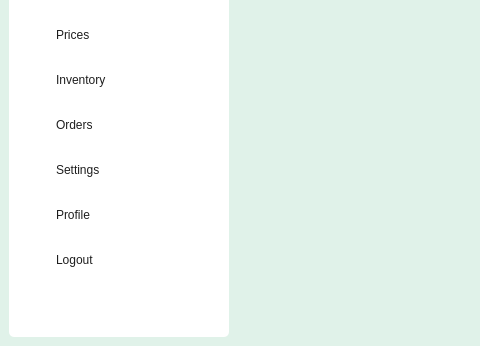
This is app/src/ui/employee/employee_main_window.ui in Kazu0210/Inventory-System as Qt 5 draws it before an edit; both pictures show x 0 to 480 and y 254 to 600 of the 800 by 600 pixel window. The edited form follows.
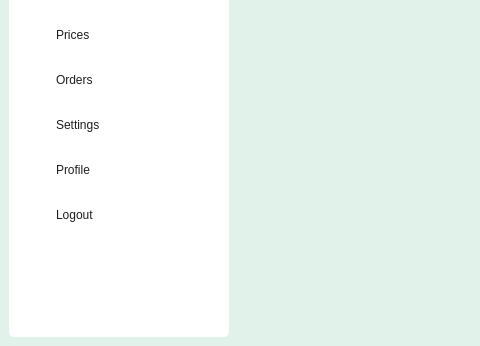
This is the edited form. Icons and pictures are not drawn.

Diff of the .ui file:
```diff
--- a/app/src/ui/employee/employee_main_window.ui
+++ b/app/src/ui/employee/employee_main_window.ui
@@ -177,7 +177,7 @@
             <x>0</x>
             <y>0</y>
             <width>202</width>
-            <height>378</height>
+            <height>358</height>
            </rect>
           </property>
           <property name="sizePolicy">
@@ -484,98 +484,6 @@
                 </layout>
                </widget>
               </item>
-              <item>
-               <widget class="QFrame" name="frame_6">
-                <property name="minimumSize">
-                 <size>
-                  <width>0</width>
-                  <height>40</height>
-                 </size>
-                </property>
-                <property name="maximumSize">
-                 <size>
-                  <width>16777215</width>
-                  <height>40</height>
-                 </size>
-                </property>
-                <property name="frameShape">
-                 <enum>QFrame::StyledPanel</enum>
-                </property>
-                <property name="frameShadow">
-                 <enum>QFrame::Raised</enum>
-                </property>
-                <layout class="QHBoxLayout" name="horizontalLayout_4">
-                 <property name="spacing">
-                  <number>0</number>
-                 </property>
-                 <property name="leftMargin">
-                  <number>0</number>
-                 </property>
-                 <property name="topMargin">
-                  <number>0</number>
-                 </property>
-                 <property name="rightMargin">
-                  <number>0</number>
-                 </property>
-                 <property name="bottomMargin">
-                  <number>0</number>
-                 </property>
-                 <item alignment="Qt::AlignLeft">
-                  <widget class="QFrame" name="frame_19">
-                   <property name="frameShape">
-                    <enum>QFrame::StyledPanel</enum>
-                   </property>
-                   <property name="frameShadow">
-                    <enum>QFrame::Raised</enum>
-                   </property>
-                   <layout class="QHBoxLayout" name="horizontalLayout_17">
-                    <item>
-                     <widget class="QLabel" name="inventory_logo">
-                      <property name="minimumSize">
-                       <size>
-                        <width>20</width>
-                        <height>20</height>
-                       </size>
-                      </property>
-                      <property name="maximumSize">
-                       <size>
-                        <width>20</width>
-                        <height>20</height>
-                       </size>
-                      </property>
-                      <property name="text">
-                       <string/>
-                      </property>
-                      <property name="pixmap">
-                       <pixmap>../../../resources/icons/inventory.png</pixmap>
-                      </property>
-                      <property name="scaledContents">
-                       <bool>true</bool>
-                      </property>
-                     </widget>
-                    </item>
-                   </layout>
-                  </widget>
-                 </item>
-                 <item>
-                  <widget class="QPushButton" name="inventory_pushButton">
-                   <property name="sizePolicy">
-                    <sizepolicy hsizetype="Expanding" vsizetype="Expanding">
-                     <horstretch>0</horstretch>
-                     <verstretch>0</verstretch>
-                    </sizepolicy>
-                   </property>
-                   <property name="cursor">
-                    <cursorShape>PointingHandCursor</cursorShape>
-                   </property>
-                   <property name="text">
-                    <string>Inventory</string>
-                   </property>
-                  </widget>
-                 </item>
-                </layout>
-               </widget>
-              </item>
               <item>
                <widget class="QFrame" name="frame_7">
                 <property name="minimumSize">
```
